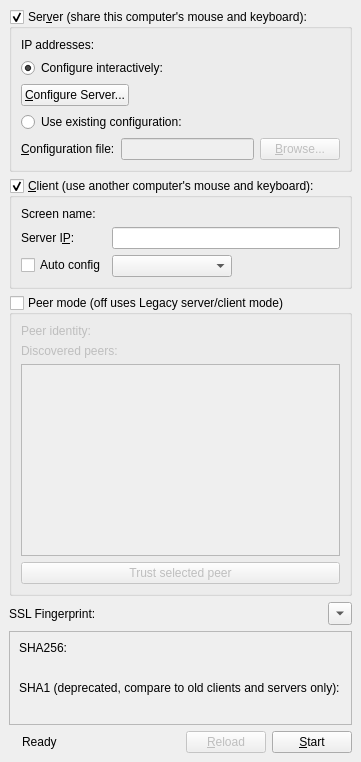
The window that src/gui/src/MainWindow.ui (poolqa/input-leap-ai) describes before a commit, drawn with Qt 5.
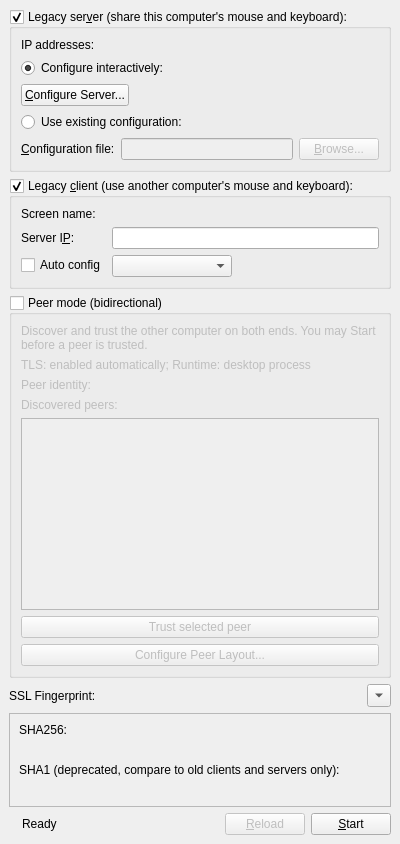
The same window after the commit.

Commit message: [skip ci] fix: simplify peer mode setup

```diff
--- a/src/gui/src/MainWindow.ui
+++ b/src/gui/src/MainWindow.ui
@@ -25,7 +25,7 @@
        </sizepolicy>
       </property>
       <property name="title">
-       <string>Ser&amp;ver (share this computer's mouse and keyboard):</string>
+      <string>Legacy ser&amp;ver (share this computer's mouse and keyboard):</string>
       </property>
       <property name="checkable">
        <bool>true</bool>
@@ -139,7 +139,7 @@
        </sizepolicy>
       </property>
       <property name="title">
-       <string>&amp;Client (use another computer's mouse and keyboard):</string>
+       <string>Legacy &amp;client (use another computer's mouse and keyboard):</string>
       </property>
       <property name="checkable">
        <bool>true</bool>
@@ -207,7 +207,7 @@
     <item>
      <widget class="QGroupBox" name="m_pGroupPeer">
      <property name="title">
-       <string>Peer mode (off uses Legacy server/client mode)</string>
+       <string>Peer mode (bidirectional)</string>
       </property>
       <property name="checkable">
        <bool>true</bool>
@@ -216,6 +216,23 @@
        <bool>false</bool>
       </property>
       <layout class="QVBoxLayout" name="peerModeLayout">
+       <item>
+        <widget class="QLabel" name="m_pLabelPeerInstructions">
+         <property name="text">
+          <string>Discover and trust the other computer on both ends. You may Start before a peer is trusted.</string>
+         </property>
+         <property name="wordWrap">
+          <bool>true</bool>
+         </property>
+        </widget>
+       </item>
+       <item>
+        <widget class="QLabel" name="m_pLabelPeerRequirements">
+         <property name="text">
+          <string>TLS: enabled automatically; Runtime: desktop process</string>
+         </property>
+        </widget>
+       </item>
        <item>
         <widget class="QLabel" name="m_pLabelPeerIdentity">
          <property name="text">
@@ -237,12 +254,19 @@
         <widget class="QListWidget" name="m_pListPeers"/>
        </item>
        <item>
-        <widget class="QPushButton" name="m_pButtonTrustPeer">
+       <widget class="QPushButton" name="m_pButtonTrustPeer">
          <property name="text">
           <string>Trust selected peer</string>
          </property>
         </widget>
        </item>
+       <item>
+        <widget class="QPushButton" name="m_pButtonConfigurePeer">
+         <property name="text">
+          <string>Configure Peer Layout...</string>
+         </property>
+        </widget>
+       </item>
       </layout>
      </widget>
     </item>
```
The commit also changes 4 other files.
